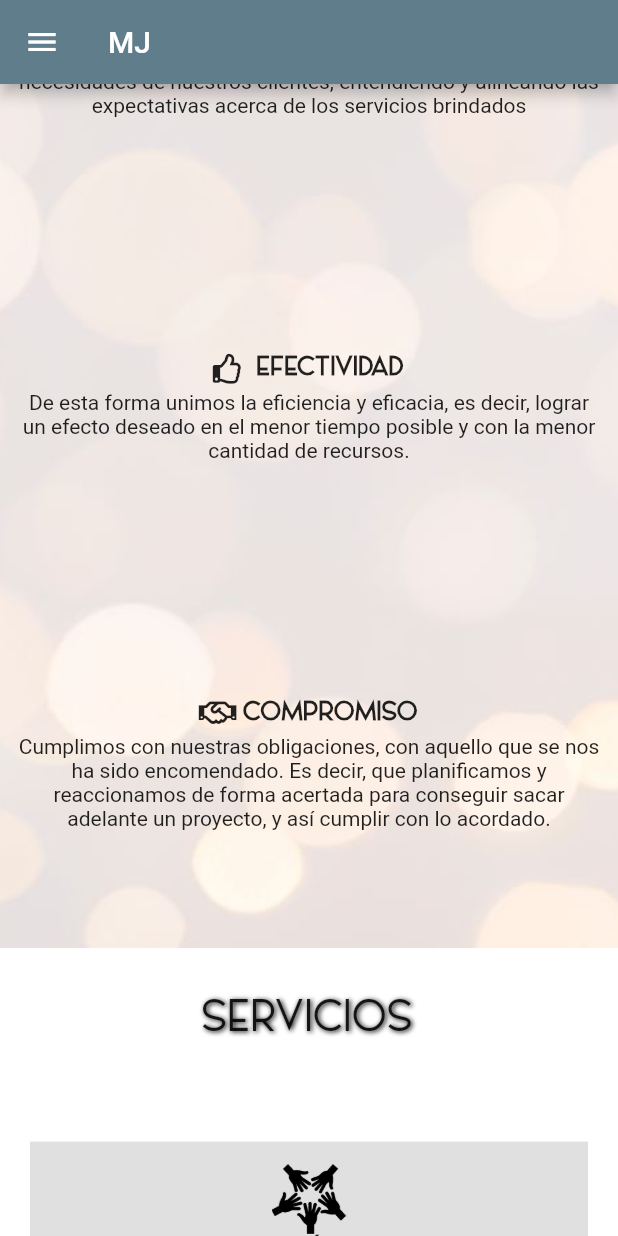
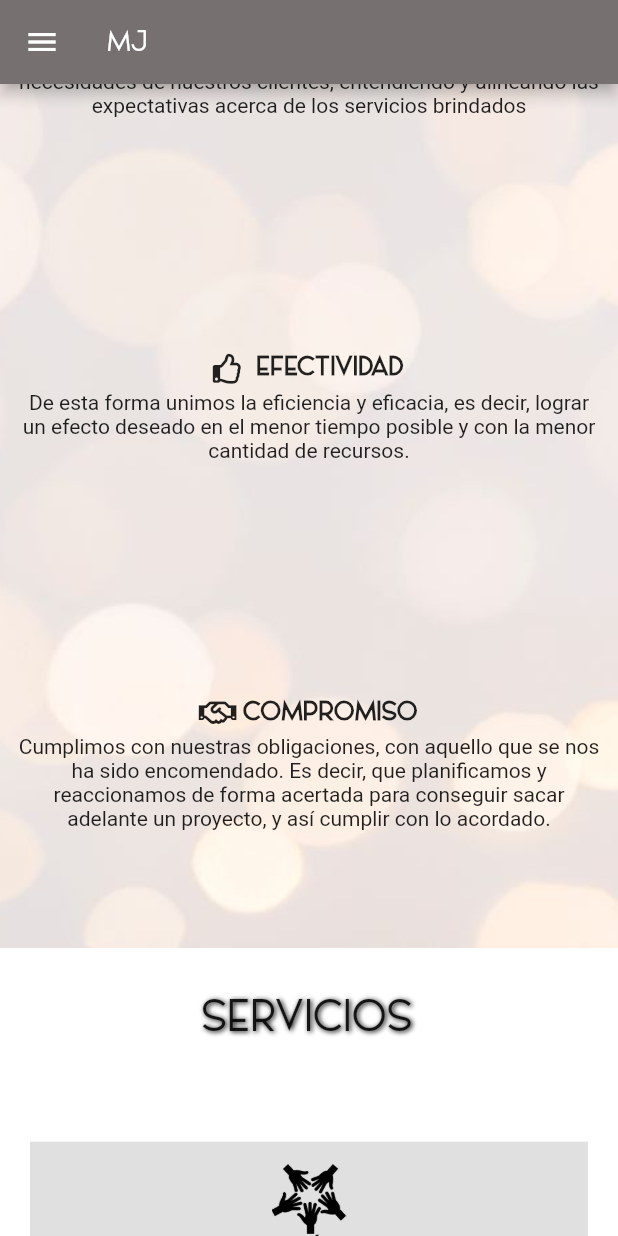
Before and after one commit to lecocchi/mjRRHH, a Flutter app: the screen it shows after launch, scrolled down 1728 dp, on a phone screen of 412 x 824 dp. Run offline on Flutter 3.47's test engine with Material 2 defaults, Android fonts, the light colour scheme and no system bars; our stand-ins replace font_awesome_flutter, google_fonts; Roboto replaces fonts that are missing (yugothic).

Commit message:
Change color appBar and style fontfamily

```diff
--- a/lib/src/pages/main_page.dart
+++ b/lib/src/pages/main_page.dart
@@ -21,10 +21,14 @@ class _MainPageState extends State<MainPage> {
   Widget build(BuildContext context) {
     return Scaffold(
       appBar: AppBar(
-        backgroundColor: Colors.blueGrey,
+        backgroundColor: Color(0xFF767070),
         title: Text(
-          'MJ',
-          style: TextStyle(color: Colors.white, fontSize: 20),
+          (_isCellPhoneSize(context)) ? 'MJ' : 'MJ Recursos Humanos',
+          style: TextStyle(
+            color: Colors.white,
+            fontSize: 20,
+            fontFamily: 'LEPORSCHE',
+          ),
         ),
         actions: (_isCellPhoneSize(context))
             ? null
@@ -50,10 +54,18 @@ class _MainPageState extends State<MainPage> {
           HomePage(),
           WePage(),
           PrinciplesPage(),
-          ServicePage(pageController: _pageController,),
-          ConsultingPage(pageController: _pageController,),
-          EvaluationPage(pageController: _pageController,),
-          TalentsPage(pageController: _pageController,),
+          ServicePage(
+            pageController: _pageController,
+          ),
+          ConsultingPage(
+            pageController: _pageController,
+          ),
+          EvaluationPage(
+            pageController: _pageController,
+          ),
+          TalentsPage(
+            pageController: _pageController,
+          ),
           ClientsPage(),
           ContactsPage(),
         ],
@@ -70,7 +82,10 @@ class _MainPageState extends State<MainPage> {
         child: Text(
           name,
           style: TextStyle(
-              color: Colors.white, fontSize: 16, fontWeight: FontWeight.bold),
+              color: Colors.white,
+              fontSize: 16,
+              fontWeight: FontWeight.bold,
+              fontFamily: 'yugothic'),
         ));
   }
 
```
